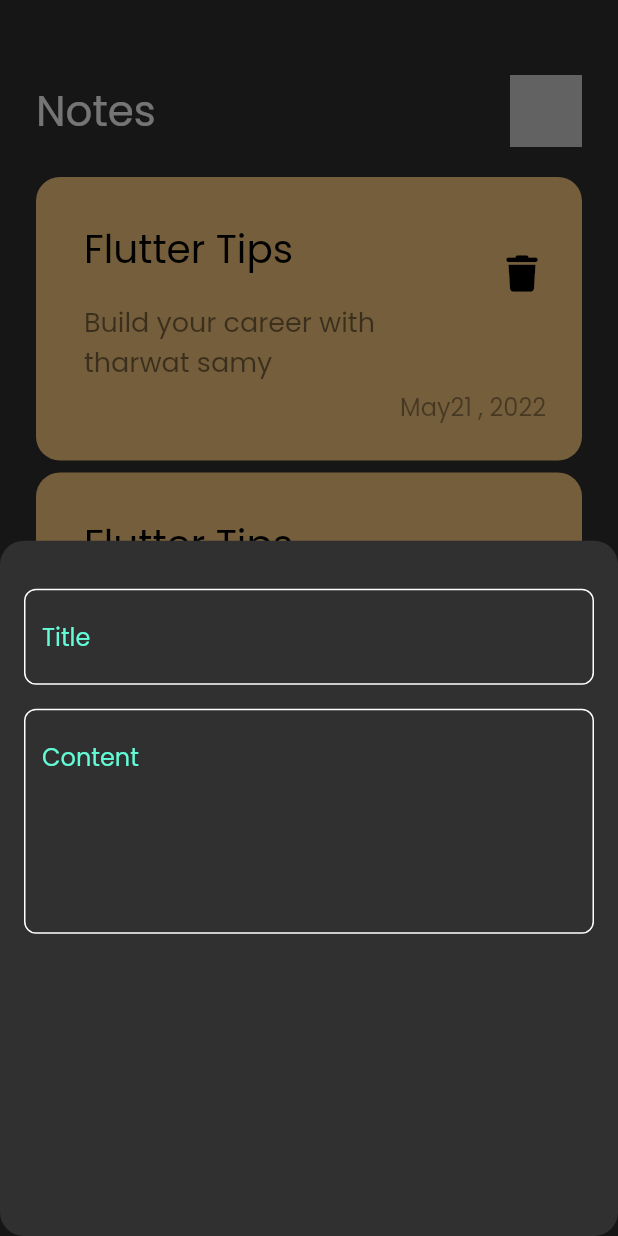
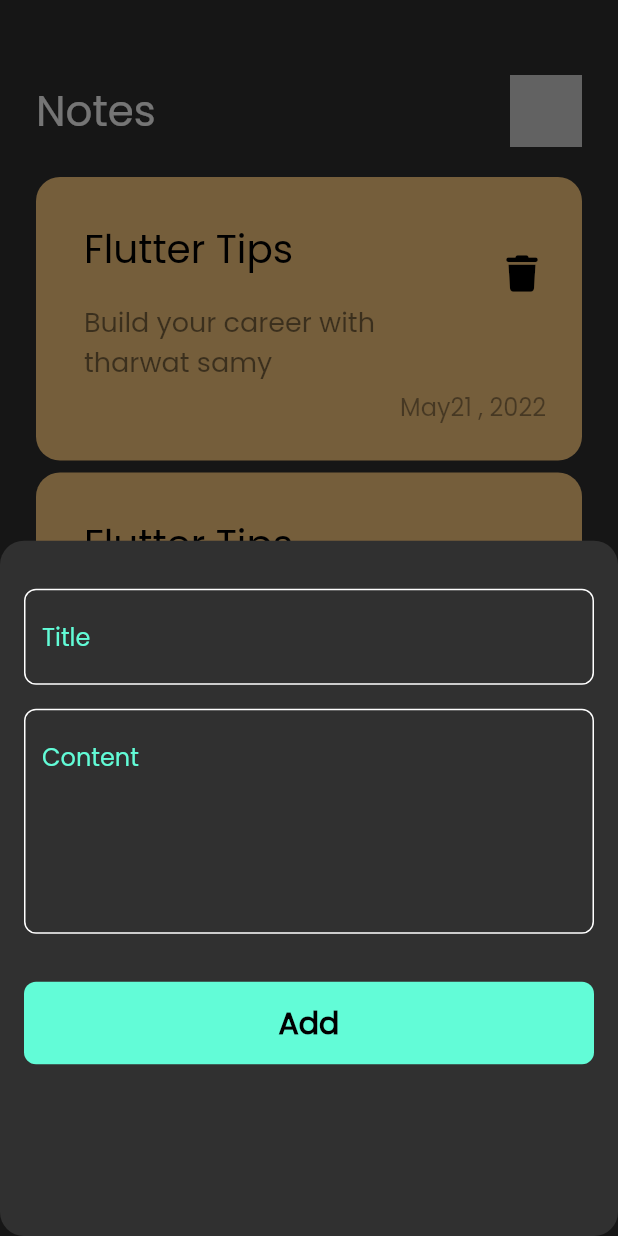
Before and after one commit to HanyMedhat10/notes_app, a Flutter app: the screen it shows after launch, after a tap on the "add" icon, on a phone screen of 412 x 824 dp. Run offline on Flutter 3.47's test engine with Material 2 defaults, Android fonts, the phone set to English and light mode, and no system bars; our stand-ins replace bloc, font_awesome_flutter, hive, hive_flutter; accounts and stored records are empty.

Commit message:
create cubit

```diff
--- /dev/null
+++ b/lib/cubits/add_note_cubit/add_note_cubit.dart
@@ -0,0 +1,8 @@
+import 'package:bloc/bloc.dart';
+import 'package:meta/meta.dart';
+
+part 'add_note_state.dart';
+
+class AddNoteCubit extends Cubit<AddNoteState> {
+  AddNoteCubit() : super(AddNoteInitial());
+}
--- /dev/null
+++ b/lib/cubits/add_note_cubit/add_note_state.dart
@@ -0,0 +1,6 @@
+part of 'add_note_cubit.dart';
+
+@immutable
+abstract class AddNoteState {}
+
+class AddNoteInitial extends AddNoteState {}
--- a/lib/views/widgets/add_note_bottom_sheet.dart
+++ b/lib/views/widgets/add_note_bottom_sheet.dart
@@ -1,4 +1,5 @@
 import 'package:flutter/material.dart';
+import 'package:notes_app/views/widgets/custom_button.dart';
 import 'package:notes_app/views/widgets/custom_text_field.dart';
 
 class AddNoteBottomsheet extends StatelessWidget {
@@ -6,22 +7,64 @@ class AddNoteBottomsheet extends StatelessWidget {
 
   @override
   Widget build(BuildContext context) {
-    return Padding(
-      padding: const EdgeInsets.symmetric(horizontal: 16),
+    return const Padding(
+      padding: EdgeInsets.symmetric(horizontal: 16),
+      child: AddNoteForm(),
+    );
+  }
+}
+
+class AddNoteForm extends StatefulWidget {
+  const AddNoteForm({
+    Key? key,
+  }) : super(key: key);
+
+  @override
+  State<AddNoteForm> createState() => _AddNoteFormState();
+}
+
+class _AddNoteFormState extends State<AddNoteForm> {
+  final GlobalKey<FormState> fromKey = GlobalKey();
+  AutovalidateMode autovalidateMode = AutovalidateMode.disabled;
+  String? title, subTitle;
+  @override
+  Widget build(BuildContext context) {
+    return Form(
+      key: fromKey,
+      autovalidateMode: autovalidateMode,
       child: Column(
-        children:const [
-          SizedBox(
+        children: [
+          const SizedBox(
             height: 32,
           ),
           CustomTextField(
+            onSaved: (value) {
+              title = value;
+            },
             hint: 'Title',
           ),
-          SizedBox(height: 16,),
+          const SizedBox(
+            height: 16,
+          ),
           CustomTextField(
+            onSaved: (value) {
+              subTitle = value;
+            },
             hint: 'Content',
             maxLines: 5,
           ),
-
+          const SizedBox(
+            height: 32,
+          ),
+          CustomButton(
+            onTap: () {
+              if (fromKey.currentState!.validate()) {
+                fromKey.currentState!.save();
+              } else {
+                autovalidateMode = AutovalidateMode.always;
+              }
+            },
+          ),
         ],
       ),
     );
--- /dev/null
+++ b/lib/views/widgets/custom_button.dart
@@ -0,0 +1,33 @@
+import 'package:flutter/material.dart';
+
+import '../../constsants.dart';
+
+class CustomButton extends StatelessWidget {
+  const CustomButton({Key? key,  this.onTap}) : super(key: key);
+  final void Function()? onTap;
+  @override
+  Widget build(BuildContext context) {
+    return GestureDetector(
+      onTap: onTap,
+      child: Container(
+        width: MediaQuery.of(context).size.width,
+        height: 55,
+        decoration: BoxDecoration(
+            color: kPrimaryColor,
+            borderRadius: BorderRadius.circular(
+              8,
+            )),
+        child: const Center(
+          child: Text(
+            'Add',
+            style: TextStyle(
+              color: Colors.black,
+              fontWeight: FontWeight.bold,
+              fontSize: 20,
+            ),
+          ),
+        ),
+      ),
+    );
+  }
+}
--- a/lib/views/widgets/custom_note_item.dart
+++ b/lib/views/widgets/custom_note_item.dart
@@ -1,6 +1,6 @@
 import 'package:flutter/material.dart';
 import 'package:font_awesome_flutter/font_awesome_flutter.dart';
-import 'package:notes_app/views/widgets/edit_note_view.dart';
+import 'package:notes_app/views/edit_note_view.dart';
 
 class CustomNoteItem extends StatelessWidget {
   const CustomNoteItem({Key? key}) : super(key: key);
--- a/lib/views/widgets/custom_text_field.dart
+++ b/lib/views/widgets/custom_text_field.dart
@@ -1,15 +1,25 @@
-import 'dart:ui';
 
 import 'package:flutter/material.dart';
 import 'package:notes_app/constsants.dart';
 
 class CustomTextField extends StatelessWidget {
-  const CustomTextField({Key? key, required this.hint, this.maxLines=1}) : super(key: key);
+  const CustomTextField(
+      {Key? key, required this.hint, this.maxLines = 1, this.onSaved})
+      : super(key: key);
   final String hint;
   final int maxLines;
+  final void Function(String?)? onSaved;
   @override
   Widget build(BuildContext context) {
-    return TextField(
+    return TextFormField(
+      onSaved: onSaved,
+      validator: (value) {
+        if (value?.isEmpty ?? true) {
+          return 'Field is required';
+        } else {
+          return null;
+        }
+      },
       cursorColor: kPrimaryColor,
       maxLines: maxLines,
       decoration: InputDecoration(
--- a/pubspec.yaml
+++ b/pubspec.yaml
@@ -32,16 +32,17 @@ dependencies:
   cupertino_icons: ^1.0.2
   flutter:
     sdk: flutter
+  flutter_bloc: ^8.1.1
   font_awesome_flutter: ^10.3.0
   hive: ^2.2.3
   hive_flutter: ^1.1.0
 
 dev_dependencies:
   build_runner: ^2.3.3
-  hive_generator: ^2.0.0
   flutter_lints: ^2.0.0
   flutter_test:
     sdk: flutter
+  hive_generator: ^2.0.0
 
 # For information on the generic Dart part of this file, see the
 # following page: https://dart.dev/tools/pub/pubspec
```
Also changed, not shown: lib/views/edit_note_view.dart (renamed from lib/views/widgets/edit_note_view.dart), pubspec.lock.
